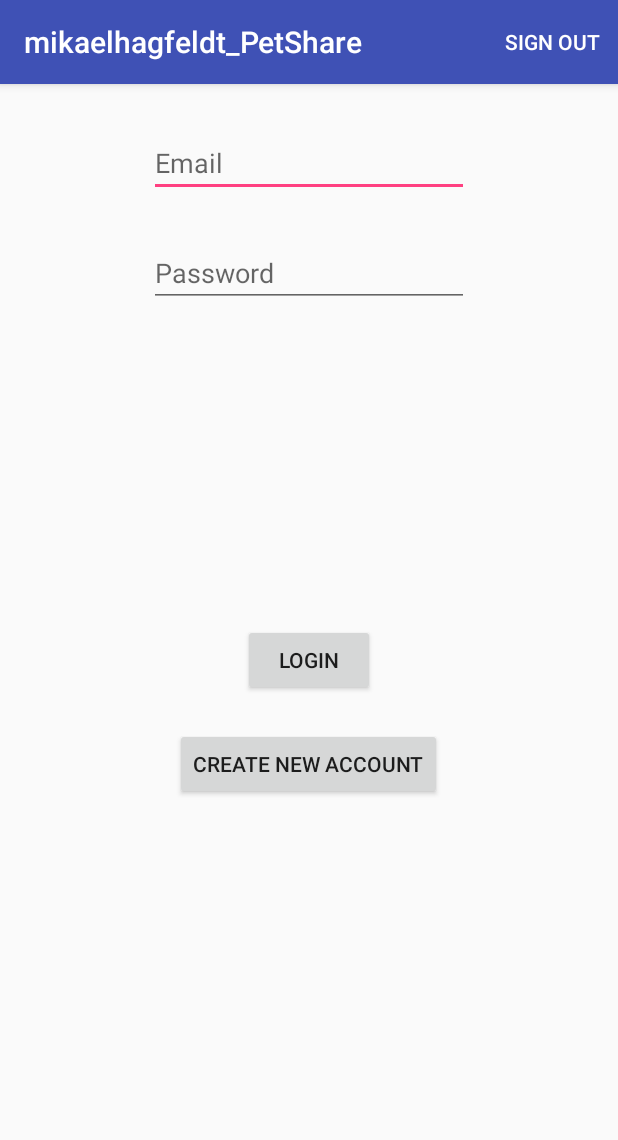
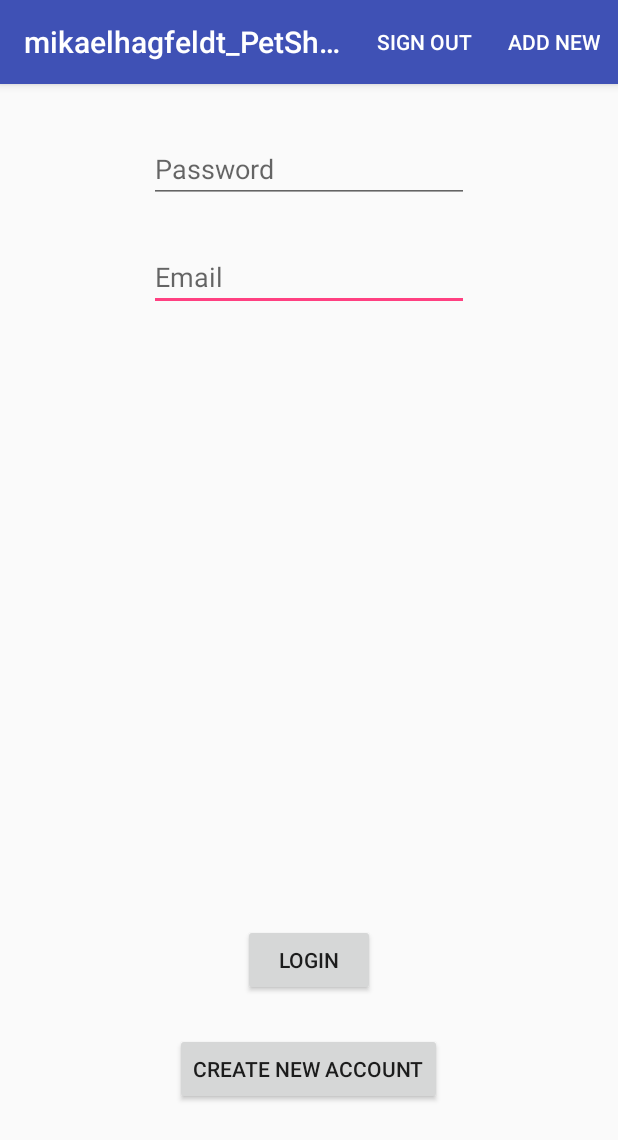
Before and after one commit to mikaelhagfeldt/mikaelhagfeldt_PetShare, an Android app: the screen it shows after launch (MainActivity), on a phone screen of 412 x 824 dp. Shown: the top 1140 px of the screen. Run offline under Robolectric (Android 15) with nearby library versions, the phone set to English and light mode, and no system bars; our stand-ins replace Firebase (no records; nobody signed in at launch, a user with empty details on screens opened directly).

```diff
--- a/app/src/main/AndroidManifest.xml
+++ b/app/src/main/AndroidManifest.xml
@@ -16,9 +16,9 @@
                 <category android:name="android.intent.category.LAUNCHER"/>
             </intent-filter>
         </activity>
-        <activity android:name=".AfterListManagement">
+        <activity android:name=".AfterListManagementActivity">
         </activity>
-        <activity android:name=".SubmitNewPost">
+        <activity android:name=".SubmitNewPostActivity">
         </activity>
     </application>
 
--- a/app/src/main/java/com/example/mikael/mikaelhagfeldt_petshare/MainActivity.java
+++ b/app/src/main/java/com/example/mikael/mikaelhagfeldt_petshare/MainActivity.java
@@ -1,5 +1,6 @@
 package com.example.mikael.mikaelhagfeldt_petshare;
 
+import android.content.Intent;
 import android.os.Bundle;
 import android.support.annotation.NonNull;
 import android.support.v7.app.AppCompatActivity;
@@ -16,45 +17,17 @@ import com.google.android.gms.tasks.Task;
 import com.google.firebase.auth.AuthResult;
 import com.google.firebase.auth.FirebaseAuth;
 import com.google.firebase.auth.FirebaseUser;
-import com.google.firebase.database.DatabaseReference;
-import com.google.firebase.database.FirebaseDatabase;
 
 public class MainActivity extends AppCompatActivity
 {
-    // Basic deklarationer
-
+    private Button fieldButtonLogin;
+    private Button fieldButtonCreateNewAcc;
     private EditText fieldEditTextEmail;
     private EditText fieldEditTextPassword;
-    private Button fieldButtonLogin;
-    private Button fieldButtonCreateNewAcc;
 
     private FirebaseAuth fieldFirebaseAuth;
     private FirebaseAuth.AuthStateListener fieldFirebaseAuthStateListener;
     private FirebaseUser fieldFirebaseUser;
-
-    // Ett enkelt test för att kolla att allting fungerar
-
-    private FirebaseDatabase fieldDatabase;
-    private DatabaseReference fieldDatabaseReference;
-
-    /*
-        Kopplar FirebaseAuthStateListener till FirebaseAuth när applikationen startar, och tar bort
-        den då applikationen avslutas. För att undvika framtida problem.
-     */
-
-    @Override
-    protected void onStart()
-    {
-        fieldFirebaseAuth.addAuthStateListener(fieldFirebaseAuthStateListener);
-        super.onStart();
-    }
-
-    @Override
-    protected void onStop()
-    {
-        fieldFirebaseAuth.removeAuthStateListener(fieldFirebaseAuthStateListener);
-        super.onStop();
-    }
 
     @Override
     protected void onCreate(Bundle savedInstanceState)
@@ -62,27 +35,30 @@ public class MainActivity extends AppCompatActivity
         super.onCreate(savedInstanceState);
         setContentView(R.layout.activity_main);
 
-        fieldEditTextEmail = findViewById(R.id.id_editText_email);
-        fieldEditTextPassword = findViewById(R.id.id_editText_password);
-        fieldButtonLogin = findViewById(R.id.id_button_login);
-        fieldButtonCreateNewAcc = findViewById(R.id.id_button_createNewAcc);
+        fieldButtonLogin = findViewById(R.id.id_main_buttonLogin);
+        fieldButtonCreateNewAcc = findViewById(R.id.id_main_buttonCreateAcc);
+        fieldEditTextEmail = findViewById(R.id.id_main_editTextEmail);
+        fieldEditTextPassword = findViewById(R.id.id_main_editTextPassw);
 
         fieldFirebaseAuth = FirebaseAuth.getInstance();
-
-        // En metod som "lyssnar efter" förändringar för den nuvarande användaren
-
         fieldFirebaseAuthStateListener = new FirebaseAuth.AuthStateListener()
         {
+            /*
+                En metod som "lyssnar efter" förändringar i databasens "authentification state". Ifall
+                användaren är inloggad så skapas en intent som tar användaren vidare till nästa sida.
+                Ifall användaren inte är inloggad så skickas ett felmeddelande.
+             */
+
             @Override
             public void onAuthStateChanged(@NonNull FirebaseAuth firebaseAuth)
             {
                 fieldFirebaseUser = fieldFirebaseAuth.getCurrentUser();
 
-                // Ett sätt för mig som utvecklare att hålla reda på värdet för fieldFirebaseUser
-
                 if (fieldFirebaseUser != null)
                 {
                     Toast.makeText(MainActivity.this, "FirebaseUser is not null", Toast.LENGTH_LONG).show();
+                    startActivity(new Intent(MainActivity.this, AfterListManagementActivity.class));
+                    finish();
                 }
                 else
                 {
@@ -91,52 +67,56 @@ public class MainActivity extends AppCompatActivity
             }
         };
 
-        // Enkelt test för att se att allting fungerar
-        fieldDatabase = FirebaseDatabase.getInstance();
-        fieldDatabaseReference = fieldDatabase.getReference("Test Node");
-        fieldDatabaseReference.setValue("Test Value");
-
-        /*
-            Logik för "Login" knappen
-         */
+        // Logik då användaren försöker logga in.
 
         fieldButtonLogin.setOnClickListener(new View.OnClickListener()
         {
             @Override
-            public void onClick(View view)
+            public void onClick(View v)
             {
-                if (TextUtils.isEmpty(fieldEditTextEmail.getText().toString()))
+                if (TextUtils.isEmpty(fieldEditTextEmail.getText().toString()) && TextUtils.isEmpty(fieldEditTextPassword.getText().toString()))
                 {
-                    Toast.makeText(MainActivity.this, "Error. Email and password has empty fields.", Toast.LENGTH_LONG).show();
+                    Toast.makeText(MainActivity.this, "Error. Email and Password has empty fields.", Toast.LENGTH_LONG).show();
                 }
                 else
                 {
                     String strEmail = fieldEditTextEmail.getText().toString();
                     String strPassword = fieldEditTextPassword.getText().toString();
-                    loginMethod(strEmail, strPassword);
+                    login(strEmail, strPassword);
                 }
             }
         });
+
     }
 
-    public void loginMethod(String strParam1, String strParam2)
+    /*
+        Logik för själva "inloggningen". Användaren loggar in med användarnamn och lösenord, och påkallar
+        en OnCompleteListener för att berätta för användaren om man lyckades med det eller inte. Dvs genom
+        Toast meddelanden i detta fall.
+     */
+
+    private void login(String strEmail, String strPassword)
     {
-        fieldFirebaseAuth.signInWithEmailAndPassword(strParam1, strParam2).addOnCompleteListener(new OnCompleteListener<AuthResult>()
+        fieldFirebaseAuth.signInWithEmailAndPassword(strEmail, strPassword).addOnCompleteListener(new OnCompleteListener<AuthResult>()
         {
             @Override
             public void onComplete(@NonNull Task<AuthResult> task)
             {
                 if (task.isSuccessful())
                 {
-                    Toast.makeText(MainActivity.this, "Task successful.", Toast.LENGTH_LONG).show();
+                    Toast.makeText(MainActivity.this, "Success. You signed in.", Toast.LENGTH_LONG).show();
+
+                    startActivity(new Intent(MainActivity.this, AfterListManagementActivity.class));
                 }
                 else
                 {
-                    Toast.makeText(MainActivity.this, "Error. Task failed.", Toast.LENGTH_LONG).show();
+                    Toast.makeText(MainActivity.this, "Error. Could not log in.", Toast.LENGTH_LONG).show();
                 }
             }
         });
     }
+
+    // Metoder för att få menyn att fungera korrekt.
 
     @Override
     public boolean onCreateOptionsMenu(Menu menu)
@@ -148,10 +128,33 @@ public class MainActivity extends AppCompatActivity
     @Override
     public boolean onOptionsItemSelected(MenuItem item)
     {
-        if (item.getItemId() == R.id.menu_signout)
+        if (item.getItemId() == R.id.id_menu_signout)
         {
             fieldFirebaseAuth.signOut();
         }
         return super.onOptionsItemSelected(item);
     }
+
+    /*
+        När applikationen startas kopplas FirebaseAuthStateListener till FirebaseAuth. Då appen
+        avslutas tar man bort denna koppling, dvs så länge inte FirebaseAuthStateListener redan är
+        null.
+     */
+
+    @Override
+    protected void onStart()
+    {
+        super.onStart();
+        fieldFirebaseAuth.addAuthStateListener(fieldFirebaseAuthStateListener);
+    }
+
+    @Override
+    protected void onStop()
+    {
+        super.onStop();
+        if (fieldFirebaseAuthStateListener != null)
+        {
+            fieldFirebaseAuth.removeAuthStateListener(fieldFirebaseAuthStateListener);
+        }
+    }
 }
--- a/app/src/main/res/layout/activity_after_list_management.xml
+++ b/app/src/main/res/layout/activity_after_list_management.xml
@@ -5,12 +5,12 @@
     xmlns:tools="http://schemas.android.com/tools"
     android:layout_width="match_parent"
     android:layout_height="match_parent"
-    tools:context=".AfterListManagement">
+    tools:context="com.example.mikael.mikaelhagfeldt_petshare.AfterListManagementActivity">
 
     <android.support.v7.widget.RecyclerView
         android:layout_width="match_parent"
         android:layout_height="wrap_content"
-        android:id="@+id/id_afterlistmanagement_recyclerView">
+        android:id="@+id/id_recyclerView">
     </android.support.v7.widget.RecyclerView>
 
 </RelativeLayout>
--- a/app/src/main/res/layout/activity_main.xml
+++ b/app/src/main/res/layout/activity_main.xml
@@ -7,44 +7,43 @@
     android:layout_height="match_parent"
     tools:context="com.example.mikael.mikaelhagfeldt_petshare.MainActivity">
 
-
     <EditText
-        android:id="@+id/id_editText_email"
+        android:id="@+id/id_main_editTextEmail"
         android:layout_width="wrap_content"
         android:layout_height="wrap_content"
         android:layout_alignParentTop="true"
         android:layout_centerHorizontal="true"
-        android:layout_marginTop="30dp"
+        android:layout_marginTop="106dp"
         android:ems="10"
         android:hint="Email"
         android:inputType="textEmailAddress"/>
 
     <EditText
-        android:id="@+id/id_editText_password"
+        android:id="@+id/id_main_editTextPassw"
         android:layout_width="wrap_content"
         android:layout_height="wrap_content"
-        android:layout_alignLeft="@+id/id_editText_email"
-        android:layout_alignStart="@+id/id_editText_email"
-        android:layout_below="@+id/id_editText_email"
-        android:layout_marginTop="28dp"
+        android:layout_alignParentTop="true"
+        android:layout_centerHorizontal="true"
+        android:layout_marginTop="34dp"
         android:ems="10"
         android:hint="Password"
         android:inputType="textPassword"/>
 
     <Button
-        android:id="@+id/id_button_login"
+        android:id="@+id/id_main_buttonLogin"
         android:layout_width="wrap_content"
         android:layout_height="wrap_content"
+        android:layout_alignParentBottom="true"
         android:layout_centerHorizontal="true"
-        android:layout_centerVertical="true"
+        android:layout_marginBottom="160dp"
         android:text="Login"/>
 
     <Button
-        android:id="@+id/id_button_createNewAcc"
+        android:id="@+id/id_main_buttonCreateAcc"
         android:layout_width="wrap_content"
         android:layout_height="wrap_content"
-        android:layout_below="@+id/id_button_login"
+        android:layout_alignParentBottom="true"
         android:layout_centerHorizontal="true"
-        android:layout_marginTop="21dp"
+        android:layout_marginBottom="87dp"
         android:text="Create New Account"/>
 </RelativeLayout>
--- a/app/src/main/res/menu/menu_one.xml
+++ b/app/src/main/res/menu/menu_one.xml
@@ -5,7 +5,13 @@
     <item
         android:title="Sign Out"
         app:showAsAction="always"
-        android:id="@+id/menu_signout"
-        />
+        android:id="@+id/id_menu_signout"
+        ></item>
+
+    <item
+        android:title="Add New"
+        app:showAsAction="always"
+        android:id="@+id/id_menu_addnew"
+        ></item>
 
 </menu>
```
Also changed, not shown: app/src/main/java/com/example/mikael/mikaelhagfeldt_petshare/Adapter.java (added, +102 -0 lines), app/src/main/java/com/example/mikael/mikaelhagfeldt_petshare/AfterListManagement.java (deleted, +0 -15 lines), app/src/main/java/com/example/mikael/mikaelhagfeldt_petshare/AfterListManagementActivity.java (added, +87 -0 lines), app/src/main/java/com/example/mikael/mikaelhagfeldt_petshare/Blog.java (added, +80 -0 lines), app/src/main/java/com/example/mikael/mikaelhagfeldt_petshare/SubmitNewPost.java (deleted, +0 -15 lines), app/src/main/java/com/example/mikael/mikaelhagfeldt_petshare/SubmitNewPostActivity.java (added, +123 -0 lines), app/src/main/res/drawable/outline.xml (added, +8 -0 lines), app/src/main/res/layout/activity_submit_new_post.xml (+35 -29 lines), app/src/main/res/layout/cardview_after_row.xml (+9 -8 lines).
